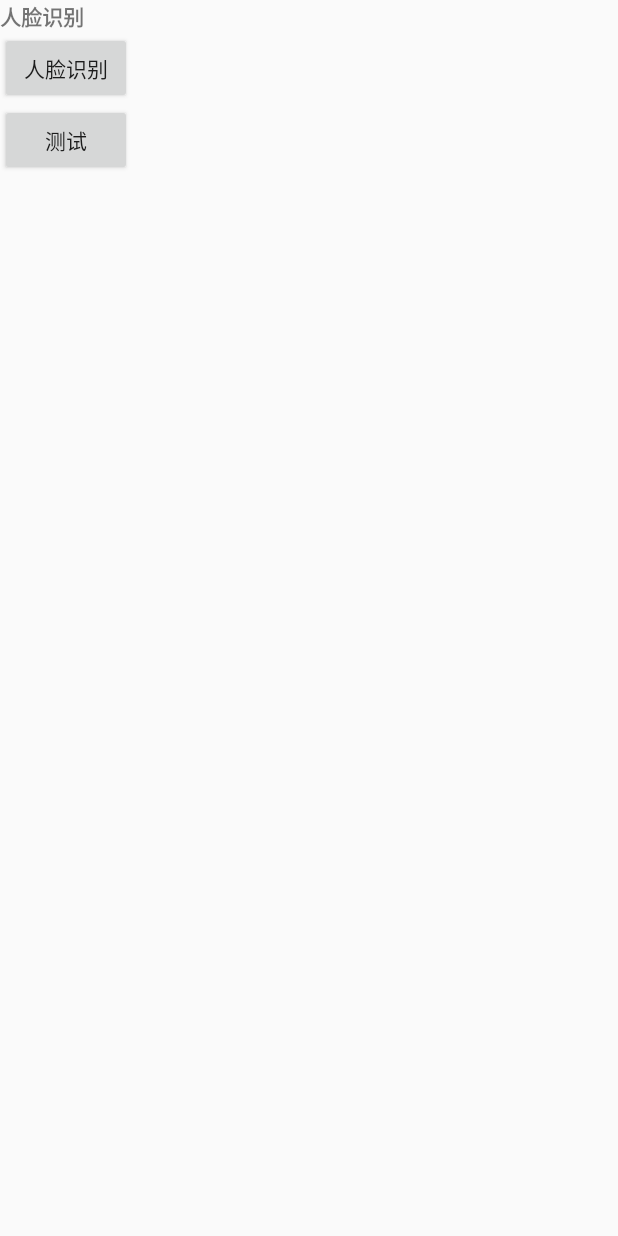
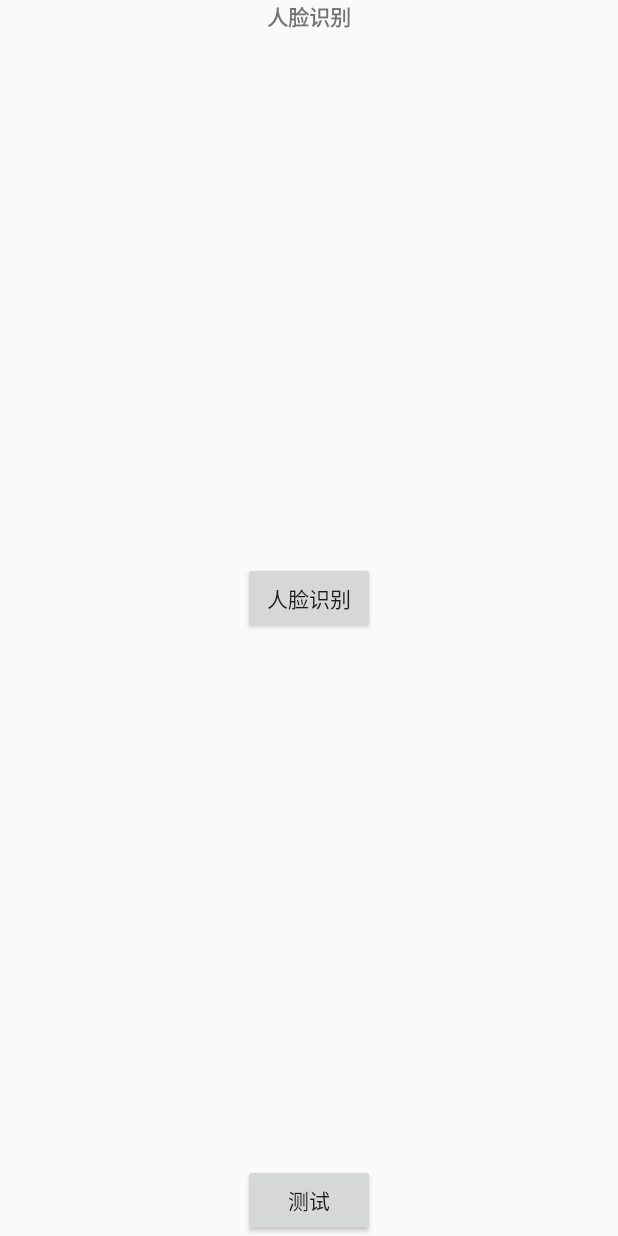
Before and after one commit to AndroidFrok/FaceUnionPaySet, an Android app: the layout activity_main.xml on its own in the app's theme, with its tools: preview values and no code run, on a phone screen of 412 x 824 dp. Run offline under Robolectric (Android 15) with nearby library versions, the phone set to English and light mode, and no system bars.

Commit message:
厂商给的新demo

```diff
--- a/Commercial/build.gradle
+++ b/Commercial/build.gradle
@@ -59,7 +59,7 @@ dependencies {
     implementation fileTree(include: ['*.jar'], dir: 'libs')
     implementation 'com.android.support:appcompat-v7:28.0.0'
     implementation 'com.android.support.constraint:constraint-layout:1.1.3'
-    implementation(name: 'ImiFaceSdk_faceidcom_04.00.00.220727_1.3.2', ext: 'aar')
+    implementation(name: 'ImiFaceSdk_faceidcom_04.00.00.220727_1.3.3', ext: 'aar')
 //    implementation(name: 'ImiFaceSdk_faceidcom_02.01.22.200802_1.1.11', ext: 'aar')
     implementation files('libs/core-3.4.0.jar')
 //    implementation project(':NewFaceIdUnionPay')
--- a/Commercial/src/main/java/com/imi/faceunionpayset/detail/MainActivity.java
+++ b/Commercial/src/main/java/com/imi/faceunionpayset/detail/MainActivity.java
@@ -66,6 +66,7 @@ public class MainActivity extends AppCompatActivity implements View.OnClickListe
             public void run() {
                 ImiCameraHelper.getInstance().init(MainActivity.this, MainActivity.this, true);
                 mImiCamera = ImiCameraHelper.getInstance().getImiCamera();
+
             }
         }).start();
     }
@@ -190,6 +191,7 @@ public class MainActivity extends AppCompatActivity implements View.OnClickListe
 
     @Override
     public void onOpenCameraSuccess() {
+        Log.i("xxx","sn = "+mImiCamera.getSn());
         isCameraInit = true;
         if (mImiCamera.getCameraOrientation()== CameraOrientation.PORTRAIT){
             IMAGE_WIDTH = 480;
--- a/FaceFeature/src/main/java/com/imi/facefeature/Constant.java
+++ b/FaceFeature/src/main/java/com/imi/facefeature/Constant.java
@@ -9,7 +9,7 @@ import com.imi.facefeature.helper.FileHelper;
 public class Constant {
     public static String FACE_MODEL_PATH = FileHelper.getInstance().getFaceModelFolderPath();
     public static String FACE_IMAGE_PATH = FileHelper.getInstance().getFaceImageFolderPath();
-    public static boolean TEST_MODE = true;
+    public static boolean TEST_MODE = false;
     //请填写申请的APP_KEY
     public static String APP_KEY = "face-dl-test";
 //    public static String APP_KEY = "face_imi_test";
--- a/FaceFeature/src/main/java/com/imi/facefeature/detail/UnionPayActivity.java
+++ b/FaceFeature/src/main/java/com/imi/facefeature/detail/UnionPayActivity.java
@@ -70,7 +70,7 @@ import static com.imi.sdk.image.ImageInfo.IMGFMT_RGB;
  * @author TianLong
  */
 public class UnionPayActivity extends AppCompatActivity implements OnSessionInitializeListener, View.OnClickListener, OnFrameAvailableListener, CompoundButton.OnCheckedChangeListener {
-    private final String TAG = UnionPayActivity.class.getSimpleName() + "-" + UnionPayActivity.this.hashCode();
+    private final String TAG = "xxx";
     private ConstraintLayout mConstraintLayout;
     private FaceGLSurface mFaceGLSurface;
     private FaceGLSurface mFaceDetectGLSurface;
@@ -625,6 +625,7 @@ public class UnionPayActivity extends AppCompatActivity implements OnSessionInit
             @Override
             public void run() {
                 try {
+                    Log.i("xxx","正在复制模型文件到：" + FileHelper.getInstance().getFaceModelFolderPath());
                     showContent("正在复制模型文件到：" + FileHelper.getInstance().getFaceModelFolderPath());
                     String[] paths = getAssets().list("model");
                     for (String path : paths) {
--- a/FaceFeature/src/main/res/layout/activity_main.xml
+++ b/FaceFeature/src/main/res/layout/activity_main.xml
@@ -1,10 +1,9 @@
 <?xml version="1.0" encoding="utf-8"?>
-<android.support.v7.widget.LinearLayoutCompat xmlns:android="http://schemas.android.com/apk/res/android"
+<android.support.constraint.ConstraintLayout xmlns:android="http://schemas.android.com/apk/res/android"
     xmlns:app="http://schemas.android.com/apk/res-auto"
     xmlns:tools="http://schemas.android.com/tools"
     android:layout_width="match_parent"
     android:layout_height="match_parent"
-    android:orientation="vertical"
     tools:context=".detail.MainActivity">
 
     <TextView
@@ -29,17 +28,6 @@
         app:layout_constraintStart_toStartOf="parent"
         app:layout_constraintTop_toBottomOf="@+id/tv_main_content" />
 
-    <Button
-        android:id="@+id/btn_open"
-        android:visibility="gone"
-        android:layout_width="wrap_content"
-        android:layout_height="wrap_content"
-        android:text="开相机"
-        app:layout_constraintBottom_toTopOf="@id/btn_main_test_load"
-        app:layout_constraintEnd_toEndOf="parent"
-        app:layout_constraintStart_toStartOf="parent"
-        app:layout_constraintTop_toBottomOf="@+id/btn_main_facefature" />
-
 
     <Button
         android:id="@+id/btn_main_test_load"
@@ -49,4 +37,4 @@
         app:layout_constraintBottom_toBottomOf="parent"
         app:layout_constraintEnd_toEndOf="parent"
         app:layout_constraintStart_toStartOf="parent" />
-</android.support.v7.widget.LinearLayoutCompat>
+</android.support.constraint.ConstraintLayout>
--- a/build.gradle
+++ b/build.gradle
@@ -9,7 +9,7 @@ buildscript {
     dependencies {
         classpath 'com.android.tools.build:gradle:7.4.1'
 
-        // https://developer.android.google.cn/studio/releases/gradle-plugin?hl=zh-cn NOTE: Do not place your application dependencies here; they belong
+        // NOTE: Do not place your application dependencies here; they belong
         // in the individual module build.gradle files
     }
 }
--- a/settings.gradle
+++ b/settings.gradle
@@ -1,4 +1,4 @@
-//include ':FaceMultiFeature'
+include ':FaceMultiFeature'
 include ':FaceFeature'
 include ':Commercial'
 rootProject.name='FaceUnionPaySet'
```
Also changed, not shown: FaceFeature/build.gradle (+2 -5 lines), FaceFeature/src/main/java/com/imi/facefeature/detail/MainActivity.java (+22 -21 lines), gradle/wrapper/gradle-wrapper.properties, 7 other files.
